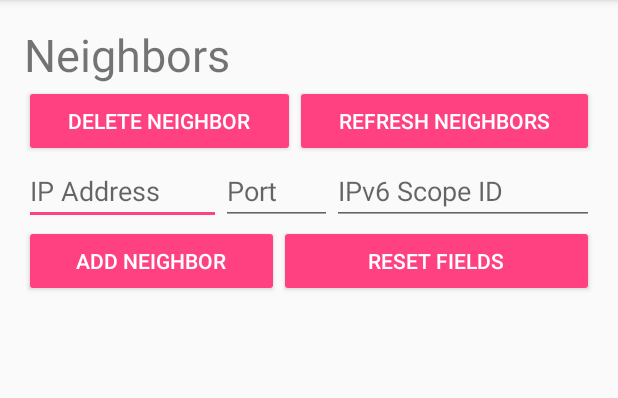
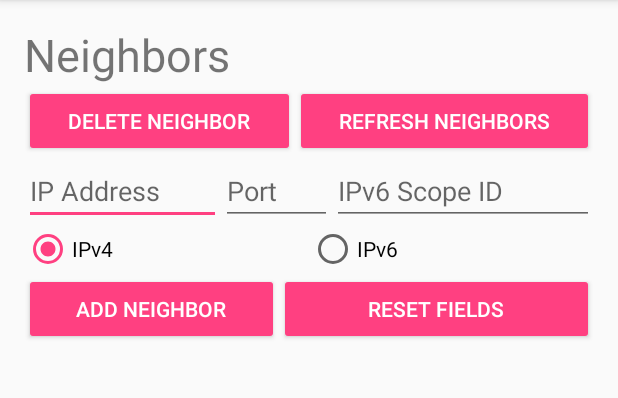
Before and after one commit to textbrowser/smoke, an Android app: the Settings screen opened directly, with no data from a screen before it, after a tap on "RESET FIELDS", on a phone screen of 412 x 824 dp, the part 84-482 px from its top. Run offline under Robolectric (Android 15) with nearby library versions, the phone set to English and light mode, and no system bars.

Commit message:
New Neighbors IPvX radio group.

```diff
--- a/Smoke/app/src/main/java/org/purple/smoke/Settings.java
+++ b/Smoke/app/src/main/java/org/purple/smoke/Settings.java
@@ -7,6 +7,7 @@ import android.view.Menu;
 import android.view.MenuItem;
 import android.view.View;
 import android.widget.Button;
+import android.widget.RadioButton;
 import android.widget.TextView;
 
 public class Settings extends AppCompatActivity {
@@ -20,10 +21,12 @@ public class Settings extends AppCompatActivity {
 
         button1.setOnClickListener(new View.OnClickListener() {
             public void onClick(View v) {
+                final RadioButton radioButton1 = (RadioButton) findViewById(R.id.neighbor_ipv4);
                 final TextView textView1 = (TextView) findViewById(R.id.neighbor_ip_address);
                 final TextView textView2 = (TextView) findViewById(R.id.neighbor_port);
                 final TextView textView3 = (TextView) findViewById(R.id.neighbor_scope_id);
 
+                radioButton1.setChecked(true);
                 textView1.setText("");
                 textView2.setText("");
                 textView3.setText("");
--- a/Smoke/app/src/main/res/layout/activity_settings.xml
+++ b/Smoke/app/src/main/res/layout/activity_settings.xml
@@ -102,6 +102,30 @@
                             android:hint="@string/ipv6_scope_id" />
                     </LinearLayout>
 
+                    <RadioGroup
+                        android:layout_width="match_parent"
+                        android:layout_height="0dp"
+                        android:layout_weight="1"
+                        android:checkedButton="@+id/neighbor_ipv4"
+                        android:orientation="horizontal">
+
+                        <RadioButton
+                            android:text="@string/ipv4"
+                            android:layout_width="match_parent"
+                            android:layout_height="wrap_content"
+                            android:id="@+id/neighbor_ipv4"
+                            android:layout_weight="1"
+                            android:checked="true" />
+
+                        <RadioButton
+                            android:text="@string/ipv6"
+                            android:layout_width="match_parent"
+                            android:layout_height="wrap_content"
+                            android:id="@+id/neighbor_ipv6"
+                            android:layout_weight="1" />
+
+                    </RadioGroup>
+
                     <LinearLayout
                         android:orientation="horizontal"
                         android:layout_width="match_parent"
--- a/Smoke/app/src/main/res/values/strings.xml
+++ b/Smoke/app/src/main/res/values/strings.xml
@@ -14,4 +14,6 @@
     <string name="port">Port</string>
     <string name="reset_fields">Reset Fields</string>
     <string name="add_neighbor">Add Neighbor</string>
+    <string name="ipv4">IPv4</string>
+    <string name="ipv6">IPv6</string>
 </resources>
```
